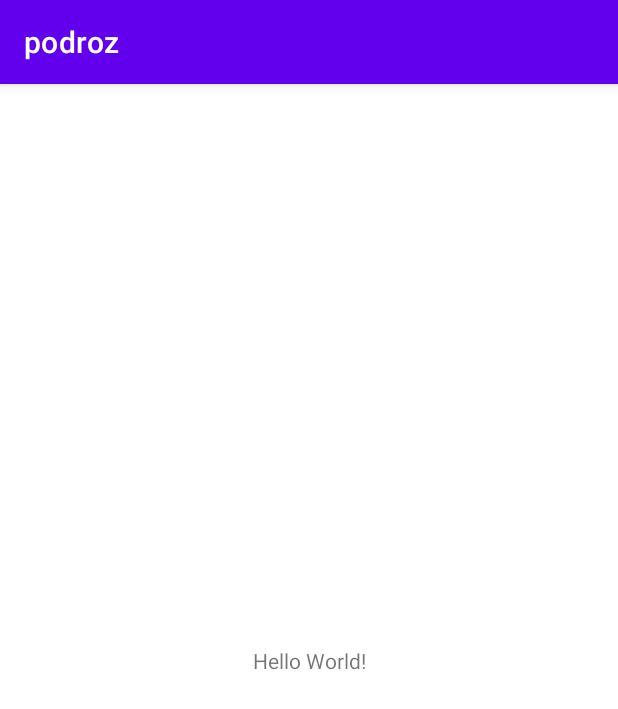
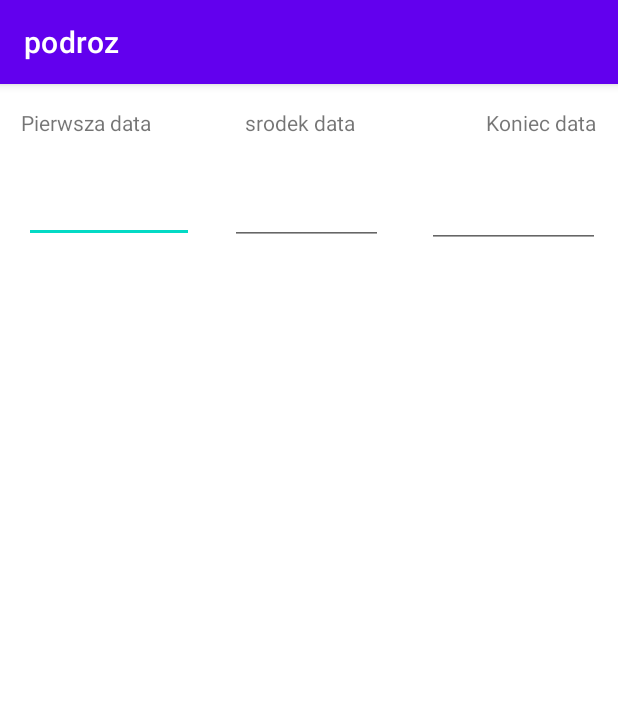
Before and after one commit to LeonCookie/podroz, an Android app: the screen it shows after launch (MainActivity), on a phone screen of 412 x 824 dp. Shown: the top 709 px of the screen. Run offline under Robolectric (Android 15) with nearby library versions, the phone set to English and light mode, and no system bars.

Commit message:
date input

```diff
--- a/app/src/main/res/layout/activity_main.xml
+++ b/app/src/main/res/layout/activity_main.xml
@@ -4,15 +4,80 @@
     xmlns:tools="http://schemas.android.com/tools"
     android:layout_width="match_parent"
     android:layout_height="match_parent"
-    tools:context=".MainActivity">
+    tools:context=".MainActivity"
+    tools:layout_editor_absoluteX="104dp"
+    tools:layout_editor_absoluteY="0dp">
 
     <TextView
+        android:id="@+id/textView"
+        android:layout_width="121dp"
+        android:layout_height="21dp"
+        android:layout_marginTop="16dp"
+        android:text="Pierwsza data"
+        app:layout_constraintEnd_toEndOf="parent"
+        app:layout_constraintHorizontal_bias="0.049"
+        app:layout_constraintStart_toStartOf="parent"
+        app:layout_constraintTop_toTopOf="parent" />
+
+    <TextView
+        android:id="@+id/textView2"
+        android:layout_width="79dp"
+        android:layout_height="25dp"
+        android:layout_marginStart="28dp"
+        android:layout_marginTop="16dp"
+        android:text="srodek data"
+        app:layout_constraintStart_toEndOf="@+id/textView"
+        app:layout_constraintTop_toTopOf="parent" />
+
+    <TextView
+        android:id="@+id/textView3"
         android:layout_width="wrap_content"
         android:layout_height="wrap_content"
-        android:text="Hello World!"
-        app:layout_constraintBottom_toBottomOf="parent"
-        app:layout_constraintLeft_toLeftOf="parent"
-        app:layout_constraintRight_toRightOf="parent"
+        android:layout_marginTop="16dp"
+        android:text="Koniec data"
+        app:layout_constraintEnd_toEndOf="parent"
+        app:layout_constraintHorizontal_bias="0.85"
+        app:layout_constraintStart_toEndOf="@+id/textView2"
         app:layout_constraintTop_toTopOf="parent" />
 
+    <EditText
+        android:id="@+id/editDatePier"
+        android:layout_width="113dp"
+        android:layout_height="52dp"
+        android:layout_marginStart="16dp"
+        android:layout_marginTop="4dp"
+        android:ems="10"
+        android:inputType="date"
+        app:layout_constraintBottom_toBottomOf="parent"
+        app:layout_constraintStart_toStartOf="parent"
+        app:layout_constraintTop_toBottomOf="@+id/textView"
+        app:layout_constraintVertical_bias="0.019"
+        tools:ignore="SpeakableTextPresentCheck" />
+
+    <EditText
+        android:id="@+id/editTextDate2"
+        android:layout_width="102dp"
+        android:layout_height="54dp"
+        android:layout_marginStart="24dp"
+        android:layout_marginTop="12dp"
+        android:ems="10"
+        android:inputType="date"
+        app:layout_constraintBottom_toBottomOf="parent"
+        app:layout_constraintStart_toEndOf="@+id/editDatePier"
+        app:layout_constraintTop_toBottomOf="@+id/textView2"
+        app:layout_constraintVertical_bias="0.0"
+        tools:ignore="SpeakableTextPresentCheck" />
+
+    <EditText
+        android:id="@+id/editTextDate3"
+        android:layout_width="115dp"
+        android:layout_height="58dp"
+        android:layout_marginEnd="12dp"
+        android:ems="10"
+        android:inputType="date"
+        app:layout_constraintBottom_toBottomOf="parent"
+        app:layout_constraintEnd_toEndOf="parent"
+        app:layout_constraintTop_toBottomOf="@+id/textView3"
+        app:layout_constraintVertical_bias="0.024"
+        tools:ignore="SpeakableTextPresentCheck" />
 </androidx.constraintlayout.widget.ConstraintLayout>
```
